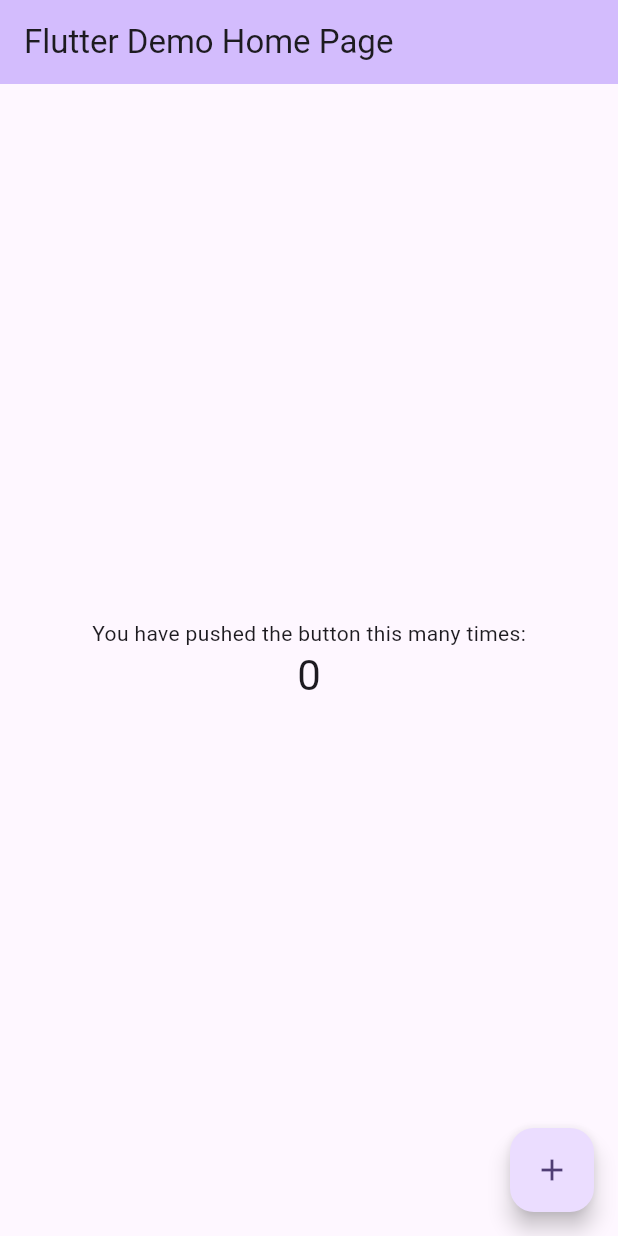
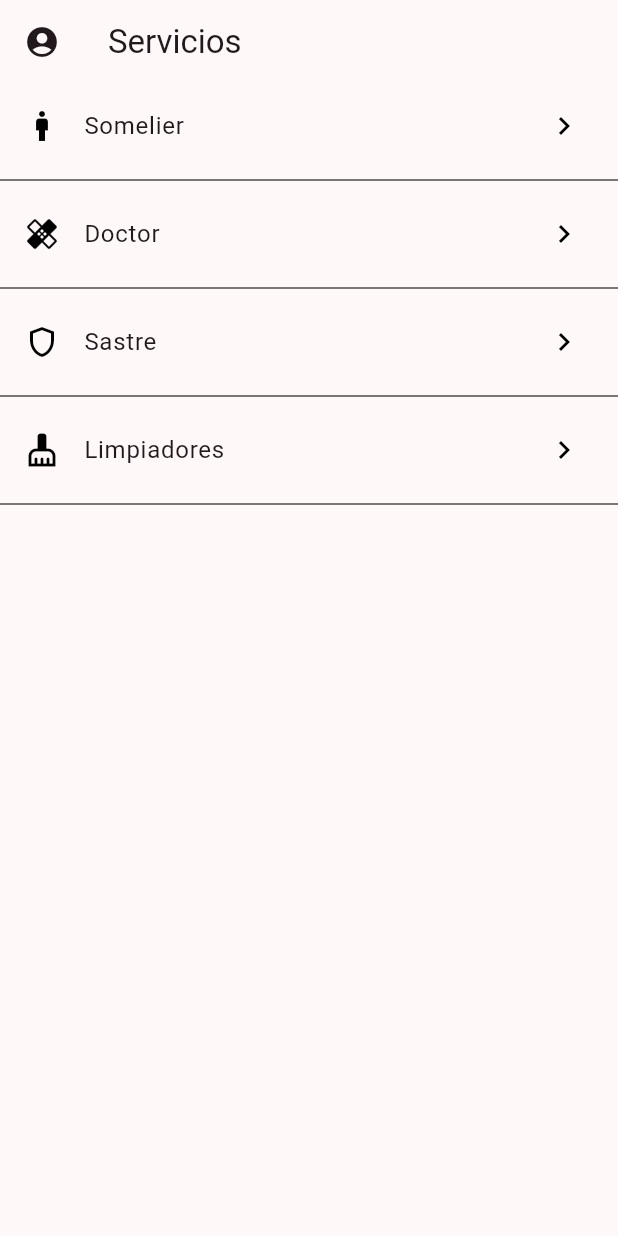
Before and after one commit to Chris-100/certamen1_apps_moviles, a Flutter app: the screen it shows after launch, on a phone screen of 412 x 824 dp. Run offline on Flutter 3.47's test engine with Material 3 defaults, Android fonts, the phone set to English and light mode, and no system bars.

Commit message:
menú básico
Co-Authored-By: Felixcoffe <111793977+Felixcoffe@users.noreply.github.com>

```diff
--- a/lib/main.dart
+++ b/lib/main.dart
@@ -1,3 +1,5 @@
+import 'package:certamen1_apps_moviles/pages/login.dart';
+import 'package:certamen1_apps_moviles/pages/menu.dart';
 import 'package:flutter/material.dart';
 
 void main() {
@@ -28,10 +30,10 @@ class MyApp extends StatelessWidget {
         //
         // This works for code too, not just values: Most code changes can be
         // tested with just a hot reload.
-        colorScheme: ColorScheme.fromSeed(seedColor: Colors.deepPurple),
+        colorScheme: ColorScheme.fromSeed(seedColor: Colors.black),
         useMaterial3: true,
       ),
-      home: const MyHomePage(title: 'Flutter Demo Home Page'),
+      home: MenuPage(),
     );
   }
 }
--- /dev/null
+++ b/lib/pages/login.dart
@@ -0,0 +1,12 @@
+import 'package:flutter/material.dart';
+
+class LoginPage extends StatelessWidget {
+  const LoginPage({super.key});
+
+  @override
+  Widget build(BuildContext context) {
+    return Scaffold(
+      appBar: AppBar(title: Text('Login'),),
+    );
+  }
+}
--- /dev/null
+++ b/lib/pages/menu.dart
@@ -0,0 +1,64 @@
+import 'package:flutter/material.dart';
+
+class MenuPage extends StatelessWidget {
+  const MenuPage({super.key});
+
+  @override
+  Widget build(BuildContext context) {
+    return Scaffold(
+      appBar: (AppBar(leading: Icon(Icons.account_circle), title: Text('Servicios'),)),
+      body: ListView(
+        children: [
+          ListTile(
+            leading: Icon(Icons.man), iconColor: Colors.black,
+            trailing: Icon(Icons.keyboard_arrow_right),
+            title: Text('Somelier'),
+            onTap: (){
+              print('somelier');
+            },
+            ),
+          Divider(
+          thickness: 0.7,
+          color: Colors.black,
+          ),
+          ListTile(
+            leading: Icon(Icons.healing), iconColor: Colors.black,
+            trailing: Icon(Icons.keyboard_arrow_right),
+            title: Text('Doctor'),
+            onTap: (){
+              print('Doctor');
+            },
+            ),
+          Divider(
+          thickness: 0.7,
+          color: Colors.black,
+          ),
+          ListTile(
+            leading: Icon(Icons.shield_outlined), iconColor: Colors.black,
+            trailing: Icon(Icons.keyboard_arrow_right),
+            title: Text('Sastre'),
+            onTap: (){
+              print('Sastre');
+            },
+            ),
+          Divider(
+          thickness: 0.7,
+          color: Colors.black,
+          ),
+          ListTile(
+            leading: Icon(Icons.cleaning_services), iconColor: Colors.black,
+            trailing: Icon(Icons.keyboard_arrow_right),
+            title: Text('Limpiadores'),
+            onTap: (){
+              print('Limpiadores');
+            },
+            ),
+          Divider(
+          thickness: 0.7,
+          color: Colors.black,
+          ),
+        ]
+      ),
+    );
+  }
+}
```
